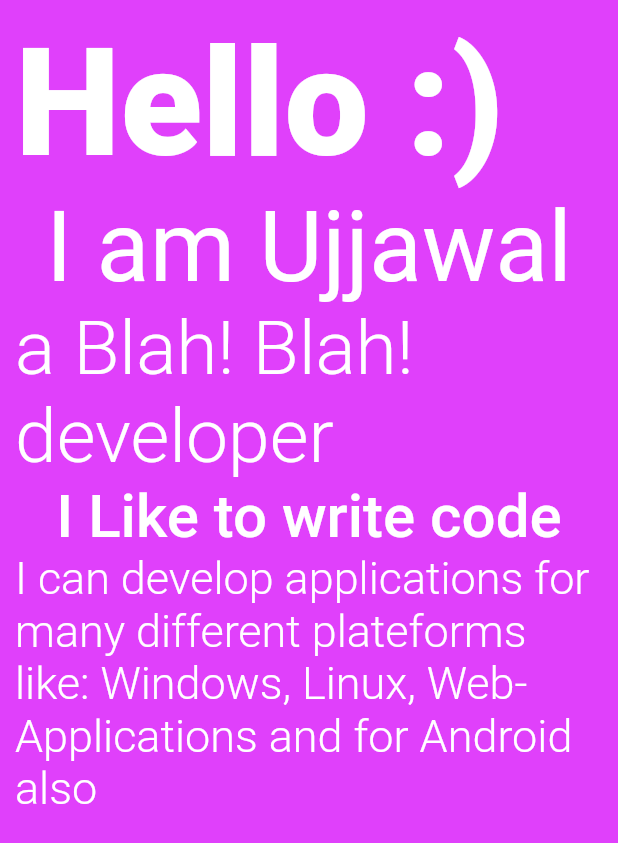
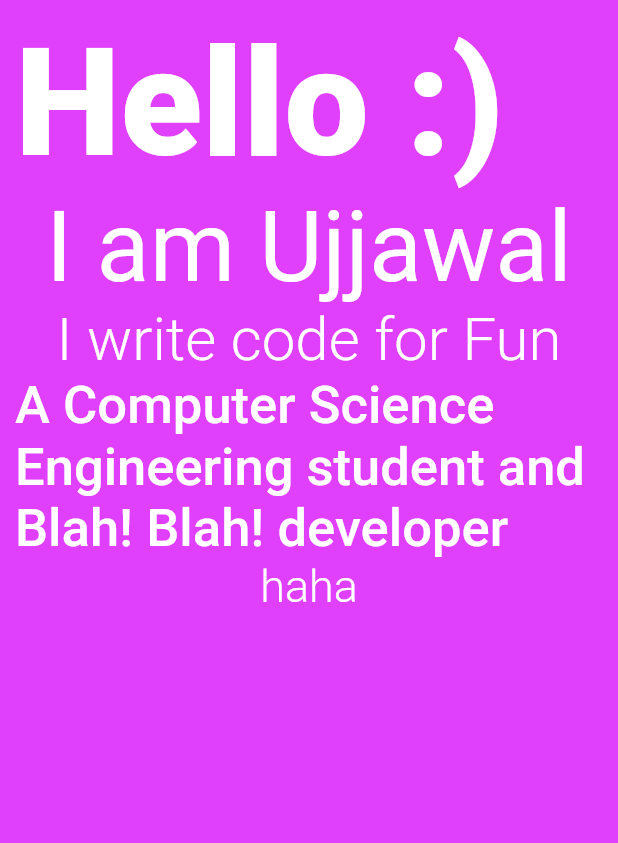
Before and after one commit to Ujjawalmaurya/Cool-Intro, a Flutter app: the screen it shows after launch, swiped to page 5, on a phone screen of 412 x 824 dp. Shown: the top 843 px of the screen. Run offline on Flutter 3.47's test engine with Material 2 defaults, Android fonts, the phone set to English and light mode, and no system bars; drawn by our look-alikes of liquid_swipe.

Commit message:
fine tuned

```diff
--- a/lib/main.dart
+++ b/lib/main.dart
@@ -25,9 +25,16 @@ class _HomeState extends State<Home> {
   List<String> kFont = [
     'Hello :)',
     'I am Ujjawal',
-    'a Blah! Blah! developer',
-    'I Like to write code',
-    'I can develop applications for many different plateforms like: Windows, Linux, Web-Applications and for Android also'
+    'I write code for Fun',
+    'A Computer Science Engineering student and Blah! Blah! developer',
+    'haha',
+  ];
+  List<double> kFontSize = [
+    100.0,
+    65.0,
+    40.0,
+    35.0,
+    30.0,
   ];
   @override
   Widget build(BuildContext context) {
@@ -35,9 +42,9 @@ class _HomeState extends State<Home> {
       body: LiquidSwipe(
         initialPage: 0,
         waveType: WaveType.liquidReveal,
-        fullTransitionValue: 850,
-        positionSlideIcon: 0,
-        // enableSlideIcon: true,
+        fullTransitionValue: 750,
+        positionSlideIcon: 0.20,
+        enableSlideIcon: true,
         pages: [
           Container(
             padding: EdgeInsets.all(10.0),
@@ -52,7 +59,8 @@ class _HomeState extends State<Home> {
                           Text(
                             kFont[0],
                             style: TextStyle(
-                                fontSize: 100.0, fontWeight: FontWeight.w900),
+                                fontSize: kFontSize[0],
+                                fontWeight: FontWeight.w900),
                           ),
                         ],
                       )
@@ -76,11 +84,12 @@ class _HomeState extends State<Home> {
                           Text(
                             kFont[0],
                             style: TextStyle(
-                                fontSize: 100.0, fontWeight: FontWeight.w900),
+                                fontSize: kFontSize[0],
+                                fontWeight: FontWeight.w900),
                           ),
                         ],
                       ),
-                      Text(kFont[1], style: TextStyle(fontSize: 65.0)),
+                      Text(kFont[1], style: TextStyle(fontSize: kFontSize[1])),
                     ],
                   ),
                 ),
@@ -100,16 +109,18 @@ class _HomeState extends State<Home> {
                         children: [
                           Text(kFont[0],
                               style: TextStyle(
-                                  fontSize: 100.0,
+                                  fontSize: kFontSize[0],
                                   fontWeight: FontWeight.w900)),
                         ],
                       ),
                       Text(kFont[1],
                           style: TextStyle(
-                              fontSize: 65.0, fontWeight: FontWeight.w400)),
+                              fontSize: kFontSize[1],
+                              fontWeight: FontWeight.w400)),
                       Text(kFont[2],
                           style: TextStyle(
-                              fontSize: 50, fontWeight: FontWeight.w300)),
+                              fontSize: kFontSize[2],
+                              fontWeight: FontWeight.w300)),
                       // Text('I Like to Code Everyday')
                     ],
                   ),
@@ -130,19 +141,22 @@ class _HomeState extends State<Home> {
                         children: [
                           Text(kFont[0],
                               style: TextStyle(
-                                  fontSize: 100.0,
+                                  fontSize: kFontSize[0],
                                   fontWeight: FontWeight.w900)),
                         ],
                       ),
                       Text(kFont[1],
                           style: TextStyle(
-                              fontSize: 65.0, fontWeight: FontWeight.w400)),
+                              fontSize: kFontSize[1],
+                              fontWeight: FontWeight.w400)),
                       Text(kFont[2],
                           style: TextStyle(
-                              fontSize: 50, fontWeight: FontWeight.w300)),
+                              fontSize: kFontSize[2],
+                              fontWeight: FontWeight.w300)),
                       Text(kFont[3],
                           style: TextStyle(
-                              fontSize: 40, fontWeight: FontWeight.w500)),
+                              fontSize: kFontSize[3],
+                              fontWeight: FontWeight.w500)),
                     ],
                   ),
                 ),
@@ -162,22 +176,26 @@ class _HomeState extends State<Home> {
                         children: [
                           Text(kFont[0],
                               style: TextStyle(
-                                  fontSize: 100.0,
+                                  fontSize: kFontSize[0],
                                   fontWeight: FontWeight.w900)),
                         ],
                       ),
                       Text(kFont[1],
                           style: TextStyle(
-                              fontSize: 65.0, fontWeight: FontWeight.w400)),
+                              fontSize: kFontSize[1],
+                              fontWeight: FontWeight.w400)),
                       Text(kFont[2],
                           style: TextStyle(
-                              fontSize: 50, fontWeight: FontWeight.w300)),
+                              fontSize: kFontSize[2],
+                              fontWeight: FontWeight.w300)),
                       Text(kFont[3],
                           style: TextStyle(
-                              fontSize: 40, fontWeight: FontWeight.w500)),
+                              fontSize: kFontSize[3],
+                              fontWeight: FontWeight.w500)),
                       Text(kFont[4],
                           style: TextStyle(
-                              fontSize: 30, fontWeight: FontWeight.w300)),
+                              fontSize: kFontSize[4],
+                              fontWeight: FontWeight.w300)),
                     ],
                   ),
                 ),
```
